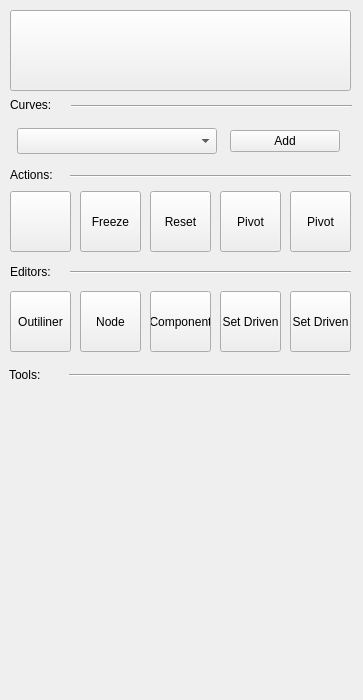
Above: src/ui/main.ui from leonardopinho/Maya-Rigging-Tools before the change. Below: the same form after it.
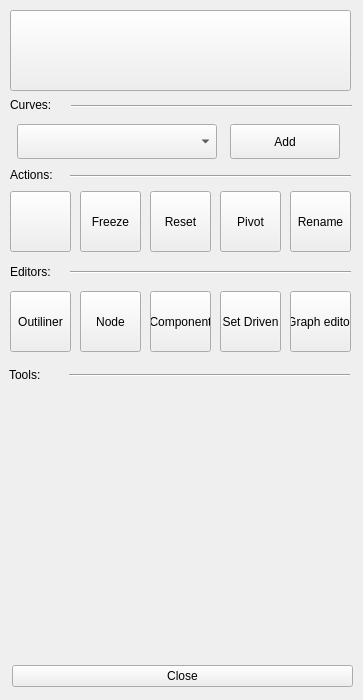
That is the form after the change. Icons and pictures are not drawn.

Patch:
```diff
--- a/src/ui/main.ui
+++ b/src/ui/main.ui
@@ -223,7 +223,7 @@
      </rect>
     </property>
     <property name="text">
-     <string>Pivot</string>
+     <string>Rename</string>
     </property>
    </widget>
    <widget class="Line" name="line_5">
@@ -275,7 +275,7 @@
      </rect>
     </property>
     <property name="text">
-     <string>Set Driven</string>
+     <string>Graph editor</string>
     </property>
    </widget>
    <widget class="QLabel" name="label_3">
@@ -325,7 +325,7 @@
        <property name="minimumSize">
         <size>
          <width>200</width>
-         <height>26</height>
+         <height>35</height>
         </size>
        </property>
        <property name="layoutDirection">
@@ -353,7 +353,7 @@
        <property name="minimumSize">
         <size>
          <width>110</width>
-         <height>0</height>
+         <height>35</height>
         </size>
        </property>
        <property name="text">
@@ -379,27 +379,25 @@
      <number>1</number>
     </property>
    </widget>
-   <zorder>bt_history</zorder>
-   <zorder>bt_Freeze</zorder>
-   <zorder>bt_reset</zorder>
-   <zorder>bt_pivot</zorder>
-   <zorder>line_3</zorder>
-   <zorder>label</zorder>
-   <zorder>bt_component</zorder>
-   <zorder>bt_set_driven</zorder>
-   <zorder>bt_node</zorder>
-   <zorder>bt_outliner</zorder>
-   <zorder>marca</zorder>
-   <zorder>bt_pivot_2</zorder>
-   <zorder>line_5</zorder>
-   <zorder>label_2</zorder>
-   <zorder>line_6</zorder>
-   <zorder>bt_set_driven_2</zorder>
-   <zorder>label_3</zorder>
-   <zorder>line_7</zorder>
-   <zorder>horizontalLayoutWidget</zorder>
-   <zorder>curves</zorder>
-   <zorder>curves</zorder>
+   <widget class="QWidget" name="verticalLayoutWidget">
+    <property name="geometry">
+     <rect>
+      <x>12</x>
+      <y>660</y>
+      <width>341</width>
+      <height>32</height>
+     </rect>
+    </property>
+    <layout class="QVBoxLayout" name="verticalLayout">
+     <item>
+      <widget class="QPushButton" name="bt_close">
+       <property name="text">
+        <string>Close</string>
+       </property>
+      </widget>
+     </item>
+    </layout>
+   </widget>
   </widget>
   <widget class="QMenuBar" name="menubar">
    <property name="geometry">
```
Left out of the diff: 6 changed lines with no effect on the pictures.
